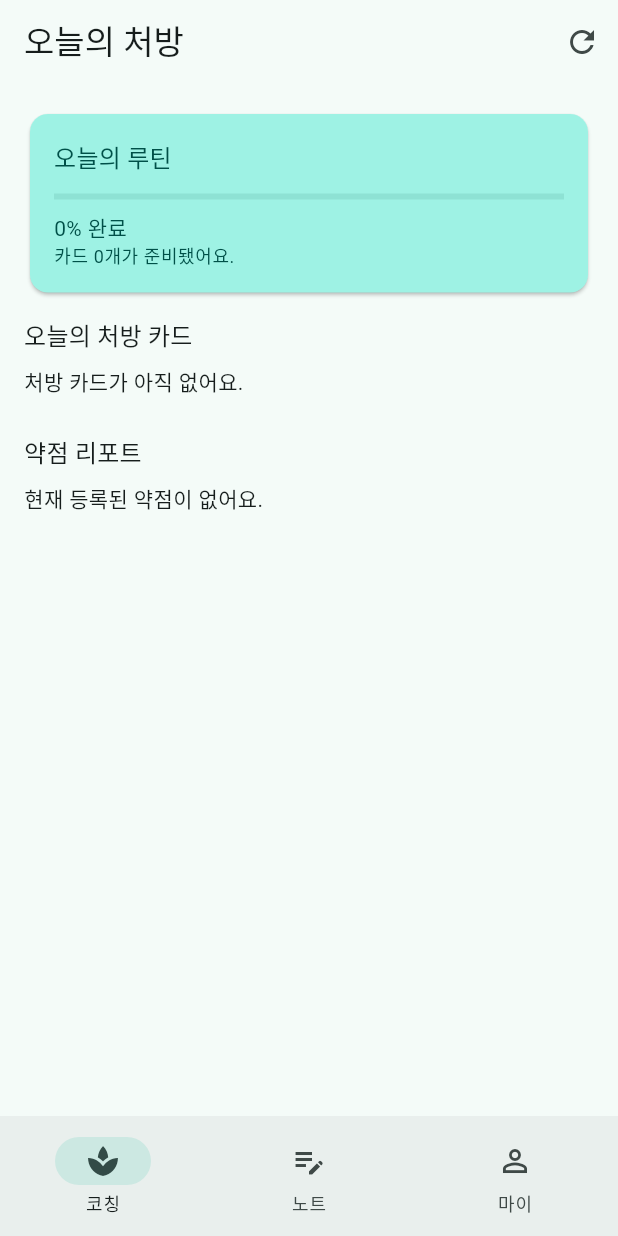
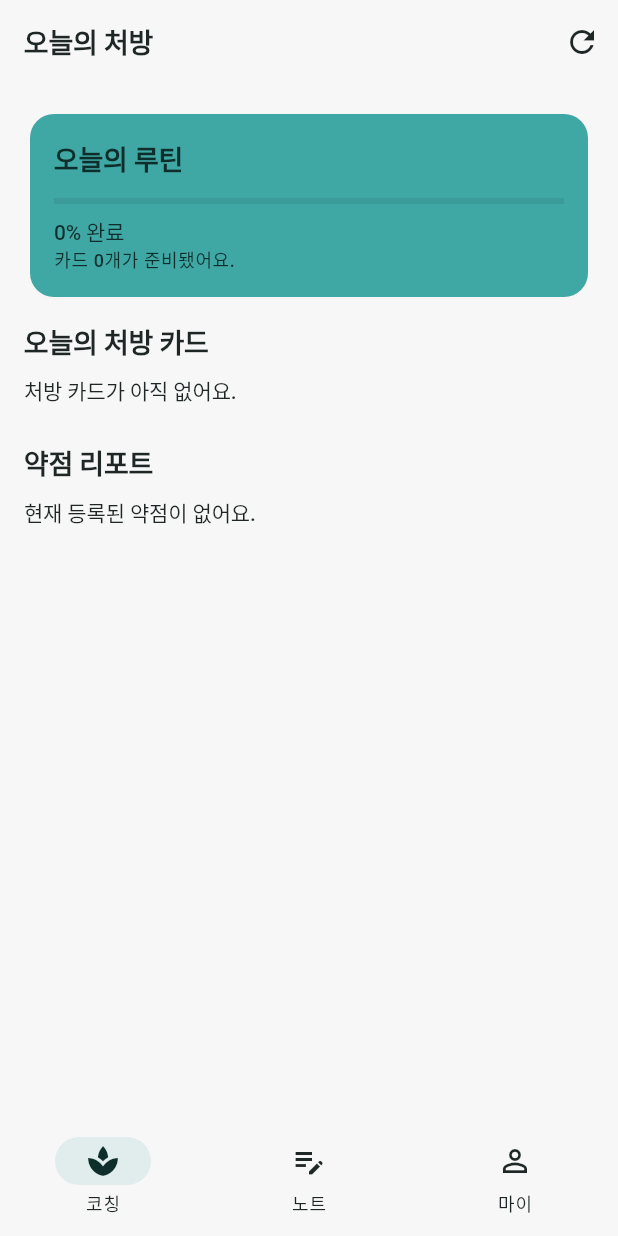
Before and after one commit to Stophyuk/mid-up-app, a Flutter app: the screen it shows after launch, on a phone screen of 412 x 824 dp. Run offline on Flutter 3.47's test engine with Material 3 defaults, Android fonts, the phone set to English and light mode, and no system bars; our stand-ins replace flutter_riverpod, hive, hive_flutter; missing offline and left inert: perfect_freehand; accounts and stored records are empty; statements that could not run were skipped.

Commit message:
Add pastel theme tokens and apply to app

```diff
--- a/lib/src/app.dart
+++ b/lib/src/app.dart
@@ -1,6 +1,7 @@
 import 'package:flutter/material.dart';
 import 'package:flutter_riverpod/flutter_riverpod.dart';
 
+import 'core/theme/app_theme.dart';
 import 'features/knowledge_graph/domain/remediation_plan.dart';
 import 'features/note/application/tool_workspace_controller.dart';
 import 'features/note/domain/problem_attachment.dart';
@@ -18,10 +19,7 @@ class MidUpApp extends StatelessWidget {
   Widget build(BuildContext context) {
     return MaterialApp(
       title: 'MidUp Prototype',
-      theme: ThemeData(
-        colorScheme: ColorScheme.fromSeed(seedColor: Colors.teal),
-        useMaterial3: true,
-      ),
+      theme: AppTheme.light(),
       home: const HomeShell(),
     );
   }
@@ -181,7 +179,7 @@ class _Header extends StatelessWidget {
               backgroundColor: Theme.of(context)
                   .colorScheme
                   .onPrimaryContainer
-                  .withValues(alpha: 0.1),
+                  .withOpacity(0.1),
               color: Theme.of(context).colorScheme.onPrimaryContainer,
             ),
             const SizedBox(height: 8),
--- /dev/null
+++ b/lib/src/core/theme/app_colors.dart
@@ -0,0 +1,15 @@
+import 'package:flutter/material.dart';
+
+/// Pastel/neutral palette for No-Stress UX.
+/// Keep contrast gentle; primary for highlights only.
+class AppColors {
+  static const Color primary = Color(0xFF3FA7A4); // soft teal
+  static const Color onPrimary = Color(0xFF0E2E2C);
+  static const Color surface = Color(0xFFF6F7F6); // light warm gray
+  static const Color onSurface = Color(0xFF1F2626);
+  static const Color surfaceVariant = Color(0xFFE4E9E7);
+  static const Color outline = Color(0xFF9AA5A2);
+  static const Color success = Color(0xFF6BB48D);
+  static const Color warning = Color(0xFFF5C16C);
+  static const Color error = Color(0xFFE27A7A);
+}
--- /dev/null
+++ b/lib/src/core/theme/app_theme.dart
@@ -0,0 +1,116 @@
+import 'package:flutter/material.dart';
+
+import 'app_colors.dart';
+
+class AppTheme {
+  static ThemeData light() {
+    final colorScheme = ColorScheme(
+      brightness: Brightness.light,
+      primary: AppColors.primary,
+      onPrimary: AppColors.onPrimary,
+      secondary: AppColors.success,
+      onSecondary: AppColors.onPrimary,
+      error: AppColors.error,
+      onError: Colors.white,
+      surface: AppColors.surface,
+      onSurface: AppColors.onSurface,
+      // ignore: deprecated_member_use
+      surfaceVariant: AppColors.surface,
+      onSurfaceVariant: AppColors.onSurface,
+      outline: AppColors.outline,
+      inversePrimary: AppColors.onPrimary,
+      scrim: Colors.black.withOpacity(0.2),
+      shadow: Colors.black.withOpacity(0.08),
+      tertiary: AppColors.warning,
+      onTertiary: AppColors.onSurface,
+      surfaceTint: AppColors.primary,
+    );
+
+    return ThemeData(
+      colorScheme: colorScheme,
+      scaffoldBackgroundColor: AppColors.surface,
+      appBarTheme: AppBarTheme(
+        backgroundColor: AppColors.surface,
+        foregroundColor: AppColors.onSurface,
+        elevation: 0,
+        centerTitle: false,
+        titleTextStyle: const TextStyle(
+          fontSize: 18,
+          fontWeight: FontWeight.w700,
+          color: AppColors.onSurface,
+          letterSpacing: -0.2,
+        ),
+      ),
+      navigationBarTheme: NavigationBarThemeData(
+        backgroundColor: AppColors.surface,
+        indicatorColor: AppColors.primary.withOpacity(0.12),
+        labelBehavior: NavigationDestinationLabelBehavior.alwaysShow,
+        surfaceTintColor: Colors.transparent,
+      ),
+      cardTheme: CardTheme(
+        color: Colors.white,
+        surfaceTintColor: Colors.transparent,
+        shape: RoundedRectangleBorder(
+          borderRadius: BorderRadius.circular(16),
+        ),
+        elevation: 1,
+        shadowColor: Colors.black.withOpacity(0.04),
+      ),
+      chipTheme: ChipThemeData(
+        shape: RoundedRectangleBorder(
+          borderRadius: BorderRadius.circular(12),
+        ),
+        backgroundColor: AppColors.surfaceVariant,
+        labelStyle: const TextStyle(
+          fontSize: 12,
+          fontWeight: FontWeight.w600,
+          color: AppColors.onSurface,
+        ),
+        side: BorderSide(color: AppColors.outline.withOpacity(0.5)),
+      ),
+      textTheme: const TextTheme(
+        titleLarge: TextStyle(
+          fontSize: 22,
+          fontWeight: FontWeight.w700,
+          letterSpacing: -0.4,
+        ),
+        titleMedium: TextStyle(
+          fontSize: 18,
+          fontWeight: FontWeight.w700,
+          letterSpacing: -0.2,
+        ),
+        bodyLarge: TextStyle(
+          fontSize: 16,
+          fontWeight: FontWeight.w600,
+          letterSpacing: -0.1,
+        ),
+        bodyMedium: TextStyle(
+          fontSize: 14,
+          fontWeight: FontWeight.w500,
+          letterSpacing: -0.1,
+        ),
+        bodySmall: TextStyle(
+          fontSize: 12,
+          fontWeight: FontWeight.w500,
+        ),
+      ).apply(
+        bodyColor: AppColors.onSurface,
+        displayColor: AppColors.onSurface,
+      ),
+      inputDecorationTheme: InputDecorationTheme(
+        filled: true,
+        fillColor: Colors.white,
+        border: OutlineInputBorder(
+          borderRadius: BorderRadius.circular(12),
+          borderSide: BorderSide(color: AppColors.outline.withOpacity(0.5)),
+        ),
+        focusedBorder: OutlineInputBorder(
+          borderRadius: BorderRadius.circular(12),
+          borderSide: BorderSide(color: AppColors.primary),
+        ),
+        hintStyle: const TextStyle(color: AppColors.outline),
+      ),
+      useMaterial3: true,
+    );
+  }
+}
--- a/lib/src/features/note/presentation/freehand_canvas.dart
+++ b/lib/src/features/note/presentation/freehand_canvas.dart
@@ -97,7 +97,7 @@ class _FreehandPainter extends CustomPainter {
     final baseColor = const Color(0xFF1A1A1A);
     final paint = Paint()
       ..style = PaintingStyle.fill
-      ..color = baseColor.withValues(alpha: 0.9);
+      ..color = baseColor.withOpacity(0.9);
     for (final stroke in strokes) {
       final outline = freehand.getStroke(stroke, options: _options);
       if (outline.isEmpty) continue;
--- a/pubspec.yaml
+++ b/pubspec.yaml
@@ -19,7 +19,7 @@ publish_to: 'none' # Remove this line if you wish to publish to pub.dev
 version: 1.0.0+1
 
 environment:
-  sdk: ^3.11.0-113.0.dev
+  sdk: ">=3.5.0 <4.0.0"
 
 # Dependencies specify other packages that your package needs in order to work.
 # To automatically upgrade your package dependencies to the latest versions
@@ -53,7 +53,7 @@ dev_dependencies:
   # activated in the `analysis_options.yaml` file located at the root of your
   # package. See that file for information about deactivating specific lint
   # rules and activating additional ones.
-  flutter_lints: ^6.0.0
+  flutter_lints: ^5.0.0
   build_runner: ^2.4.11
   hive_generator: ^2.0.1
   test: ^1.25.2
```
Also changed, not shown: pubspec.lock.
